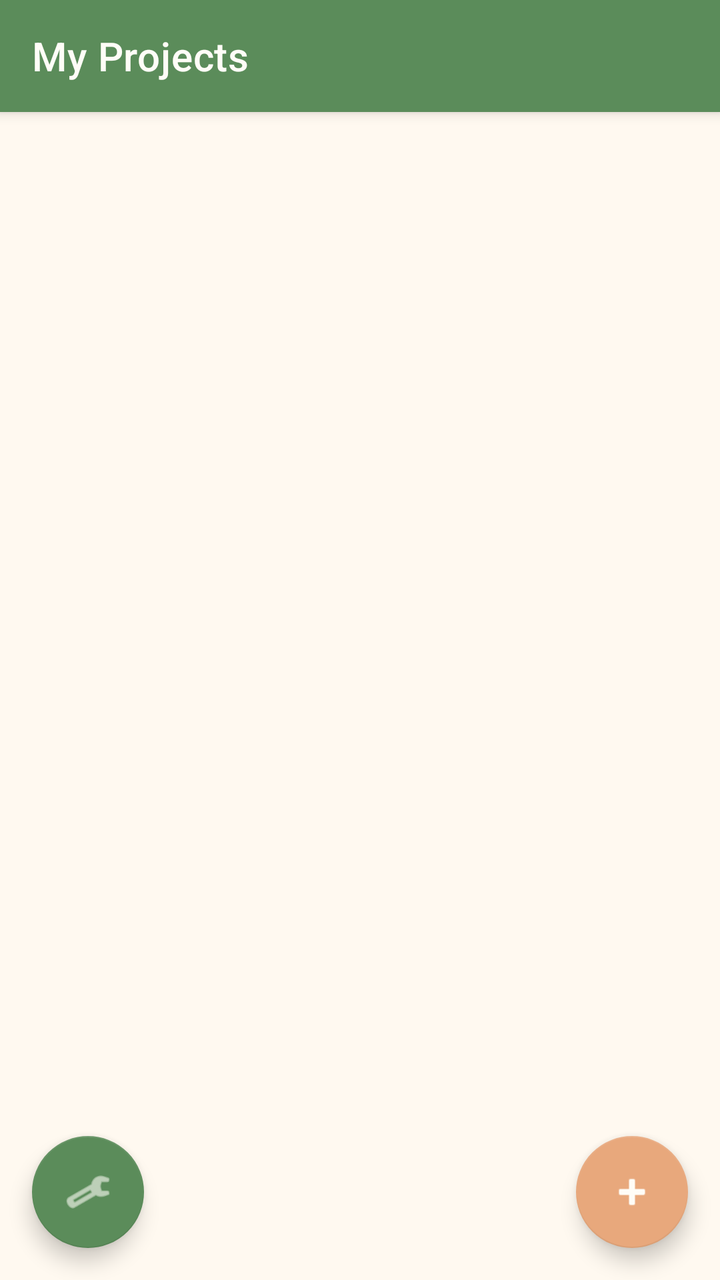
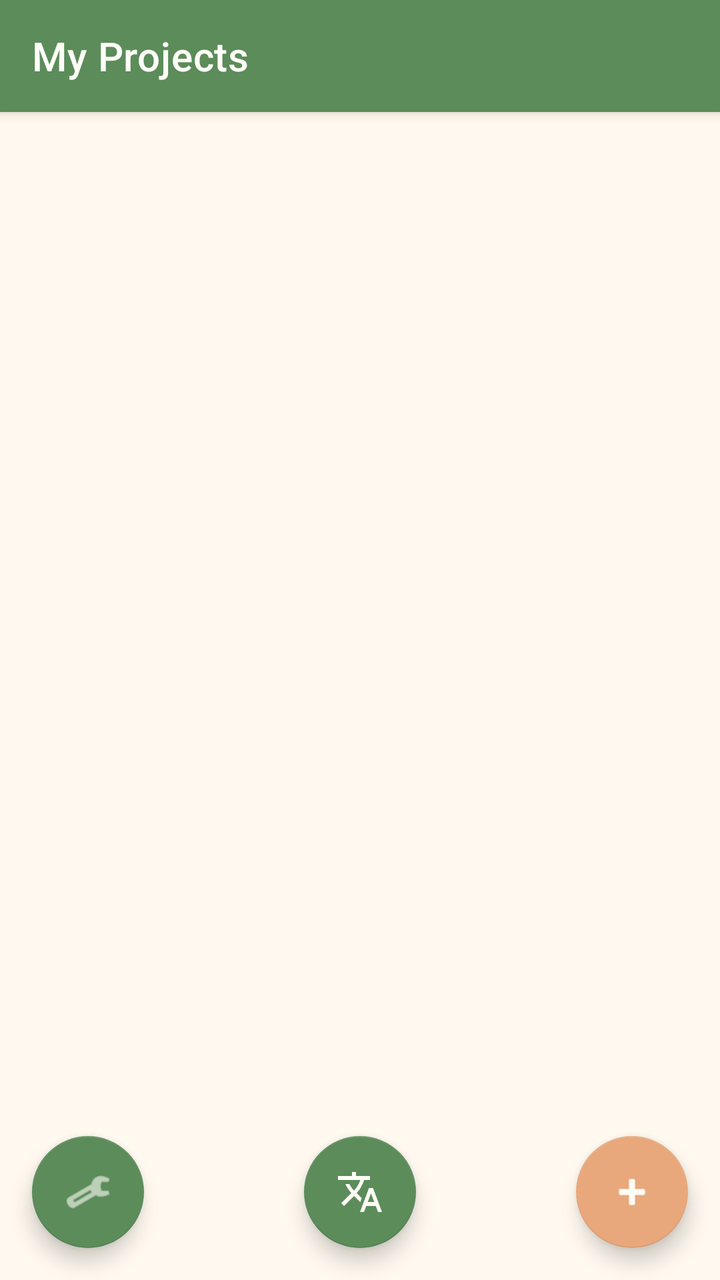

An Android layout rendered at two revisions. The XML below is the earlier revision; the diff shows what the commit changed to produce the second picture.
<!-- AndroidManifest.xml: application theme Theme.PaperScanner -->
<!-- res/layout/activity_project_list.xml -->
<?xml version="1.0" encoding="utf-8"?>
<androidx.coordinatorlayout.widget.CoordinatorLayout
    xmlns:android="http://schemas.android.com/apk/res/android"
    xmlns:app="http://schemas.android.com/apk/res-auto"
    android:layout_width="match_parent"
    android:layout_height="match_parent"
    android:background="@color/background">

    <LinearLayout
        android:layout_width="match_parent"
        android:layout_height="match_parent"
        android:orientation="vertical">

        <com.google.android.material.appbar.MaterialToolbar
            android:id="@+id/toolbar"
            style="@style/Ghibli.Toolbar"
            android:layout_width="match_parent"
            android:layout_height="?attr/actionBarSize"
            app:title="@string/projects_title"
            app:titleTextColor="@color/white" />

        <FrameLayout
            android:layout_width="match_parent"
            android:layout_height="match_parent">

            <androidx.recyclerview.widget.RecyclerView
                android:id="@+id/recycler_projects"
                android:layout_width="match_parent"
                android:layout_height="match_parent"
                android:clipToPadding="false"
                android:padding="12dp"
                android:paddingBottom="80dp" />

            <LinearLayout
                android:id="@+id/empty_view"
                android:layout_width="wrap_content"
                android:layout_height="wrap_content"
                android:layout_gravity="center"
                android:gravity="center"
                android:orientation="vertical"
                android:visibility="gone">

                <ImageView
                    android:layout_width="80dp"
                    android:layout_height="80dp"
                    android:alpha="0.4"
                    android:src="@android:drawable/ic_menu_camera"
                    app:tint="@color/gray" />

                <TextView
                    android:layout_width="wrap_content"
                    android:layout_height="wrap_content"
                    android:layout_marginTop="16dp"
                    android:gravity="center"
                    android:text="@string/no_projects"
                    android:textColor="@color/text_secondary"
                    android:textSize="15sp" />

            </LinearLayout>

        </FrameLayout>

    </LinearLayout>

    <com.google.android.material.floatingactionbutton.FloatingActionButton
        android:id="@+id/fab_settings"
        style="@style/Ghibli.FAB.Primary"
        android:layout_width="wrap_content"
        android:layout_height="wrap_content"
        android:layout_gravity="bottom|start"
        android:layout_margin="16dp"
        android:src="@android:drawable/ic_menu_preferences"
        app:tint="@color/white" />

    <com.google.android.material.floatingactionbutton.FloatingActionButton
        android:id="@+id/fab_add_project"
        style="@style/Ghibli.FAB"
        android:layout_width="wrap_content"
        android:layout_height="wrap_content"
        android:layout_gravity="bottom|end"
        android:layout_margin="16dp"
        android:src="@android:drawable/ic_input_add"
        app:tint="@color/white" />

</androidx.coordinatorlayout.widget.CoordinatorLayout>
<!-- resources referenced by this layout -->
<resources>
  <color name="background">#FFF9F0</color>
  <color name="gray">#C4BBAF</color>
  <color name="text_secondary">#7A7568</color>
  <color name="white">#FFFDF7</color>
  <string name="no_projects">No projects yet.\nTap + to create your first one!</string>
  <string name="projects_title">My Projects</string>
  <style name="Ghibli.FAB" parent="Widget.MaterialComponents.FloatingActionButton">
          <item name="backgroundTint">@color/accent</item>
          <item name="tint">@color/white</item>
          <item name="elevation">6dp</item>
          <item name="shapeAppearanceOverlay">@style/FAB.Shape</item>
      </style>
  <style name="Ghibli.FAB.Primary" parent="Ghibli.FAB">
          <item name="backgroundTint">@color/primary</item>
      </style>
  <style name="Ghibli.Toolbar" parent="Widget.MaterialComponents.Toolbar.Primary">
          <item name="android:background">@color/primary</item>
          <item name="titleTextColor">@color/white</item>
          <item name="android:elevation">4dp</item>
      </style>
  <style name="Theme.PaperScanner" parent="Theme.MaterialComponents.DayNight.NoActionBar">
          <item name="colorPrimary">@color/primary</item>
          <item name="colorPrimaryVariant">@color/primary_dark</item>
          <item name="colorOnPrimary">@color/white</item>
          <item name="colorSecondary">@color/accent</item>
          <item name="colorSecondaryVariant">@color/accent_dark</item>
          <item name="colorOnSecondary">@color/white</item>
          <item name="android:statusBarColor">@color/primary_dark</item>
          <item name="android:windowBackground">@color/background</item>
          <item name="android:colorBackground">@color/background</item>
          <item name="materialAlertDialogTheme">@style/ThemeOverlay.Ghibli.Dialog</item>
      </style>
  <color name="accent">#E8A87C</color>
  <style name="FAB.Shape" parent="">
          <item name="cornerFamily">rounded</item>
          <item name="cornerSize">50%</item>
      </style>
  <color name="primary">#5B8C5A</color>
  <color name="primary_dark">#4A7A49</color>
  <color name="accent_dark">#D4956B</color>
  <style name="ThemeOverlay.Ghibli.Dialog" parent="ThemeOverlay.MaterialComponents.MaterialAlertDialog">
          <item name="colorPrimary">@color/primary</item>
          <item name="colorSecondary">@color/accent</item>
          <item name="buttonBarPositiveButtonStyle">@style/Ghibli.Button.Text</item>
          <item name="buttonBarNegativeButtonStyle">@style/Ghibli.Button.Text.Secondary</item>
      </style>
  <style name="Ghibli.Button.Text" parent="Widget.MaterialComponents.Button.TextButton">
          <item name="android:textAllCaps">false</item>
          <item name="android:textColor">@color/primary</item>
      </style>
  <style name="Ghibli.Button.Text.Secondary" parent="Widget.MaterialComponents.Button.TextButton">
          <item name="android:textAllCaps">false</item>
          <item name="android:textColor">@color/text_secondary</item>
      </style>
</resources>

<!-- the commit's change to res/layout/activity_project_list.xml (unified diff, before → after) -->
@@ -73,6 +73,16 @@
         app:tint="@color/white" />
 
     <com.google.android.material.floatingactionbutton.FloatingActionButton
+        android:id="@+id/fab_ocr"
+        style="@style/Ghibli.FAB.Primary"
+        android:layout_width="wrap_content"
+        android:layout_height="wrap_content"
+        android:layout_gravity="bottom|center_horizontal"
+        android:layout_margin="16dp"
+        android:src="@drawable/ic_translate"
+        app:tint="@color/white" />
+
+    <com.google.android.material.floatingactionbutton.FloatingActionButton
         android:id="@+id/fab_add_project"
         style="@style/Ghibli.FAB"
         android:layout_width="wrap_content"
<!-- resource entries referenced after the edit -->
@@ -4,6 +4,17 @@
   <color name="gray">#C4BBAF</color>
   <color name="text_secondary">#7A7568</color>
   <color name="white">#FFFDF7</color>
+  <!-- drawable ic_translate (drawable) -->
+  <?xml version="1.0" encoding="utf-8"?>
+  <vector xmlns:android="http://schemas.android.com/apk/res/android"
+      android:width="24dp"
+      android:height="24dp"
+      android:viewportWidth="24"
+      android:viewportHeight="24">
+      <path
+          android:fillColor="#FFFFFF"
+          android:pathData="M12.87,15.07l-2.54,-2.51 0.03,-0.03c1.74,-1.94 2.98,-4.17 3.71,-6.53L17,6V4h-7V2H8v2H1v1.99h11.17C11.5,7.92 10.44,9.75 9,11.35 8.07,10.32 7.3,9.19 6.69,8h-2c0.73,1.63 1.73,3.17 2.98,4.56l-5.09,5.02L4,19l5,-5 3.11,3.11 0.76,-2.04zM18.5,10h-2L12,22h2l1.12,-3h4.75L21,22h2l-4.5,-12zM15.88,17l1.62,-4.33L19.12,17h-3.24z" />
+  </vector>
   <string name="no_projects">No projects yet.\nTap + to create your first one!</string>
   <string name="projects_title">My Projects</string>
   <style name="Ghibli.FAB" parent="Widget.MaterialComponents.FloatingActionButton">
